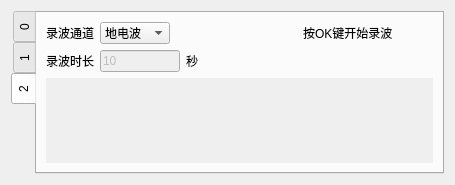
Before: the Qt Designer form Gui/MainMenu/Menu6/DebugSet/debugui.ui in rpdhunter/swbox, drawn with Qt 5.
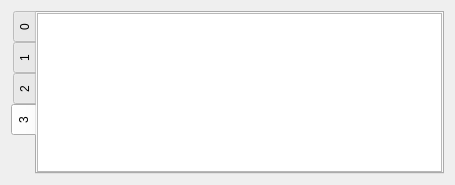
After: the same form once the commit is applied.

```diff
--- a/Gui/MainMenu/Menu6/DebugSet/debugui.ui
+++ b/Gui/MainMenu/Menu6/DebugSet/debugui.ui
@@ -23,7 +23,7 @@
       <enum>QTabWidget::Rounded</enum>
      </property>
      <property name="currentIndex">
-      <number>2</number>
+      <number>3</number>
      </property>
      <property name="elideMode">
       <enum>Qt::ElideRight</enum>
@@ -371,6 +371,44 @@
           </property>
          </widget>
         </widget>
+       </item>
+       <item>
+        <spacer name="verticalSpacer_3">
+         <property name="orientation">
+          <enum>Qt::Vertical</enum>
+         </property>
+         <property name="sizeHint" stdset="0">
+          <size>
+           <width>20</width>
+           <height>40</height>
+          </size>
+         </property>
+        </spacer>
+       </item>
+      </layout>
+     </widget>
+     <widget class="QWidget" name="tab">
+      <attribute name="title">
+       <string>3</string>
+      </attribute>
+      <layout class="QVBoxLayout" name="verticalLayout_3">
+       <property name="spacing">
+        <number>0</number>
+       </property>
+       <property name="leftMargin">
+        <number>0</number>
+       </property>
+       <property name="topMargin">
+        <number>0</number>
+       </property>
+       <property name="rightMargin">
+        <number>0</number>
+       </property>
+       <property name="bottomMargin">
+        <number>0</number>
+       </property>
+       <item>
+        <widget class="QListWidget" name="listWidget"/>
        </item>
       </layout>
      </widget>
```
Left out of the diff: 2 changed lines with no effect on the pictures.
